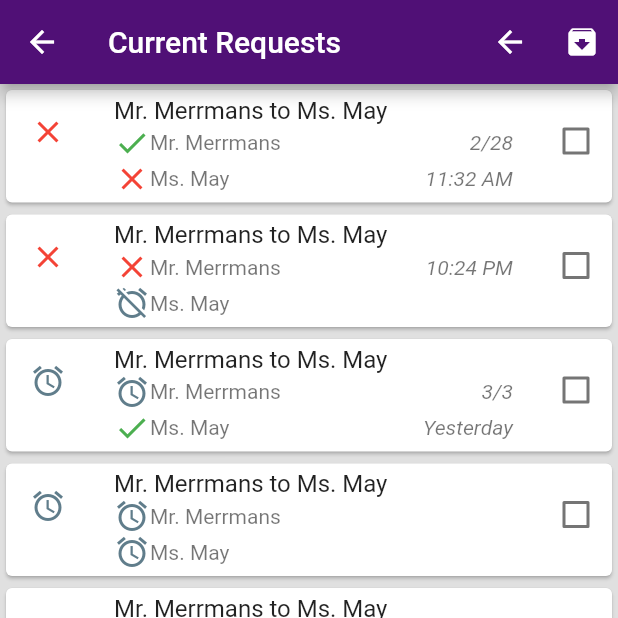
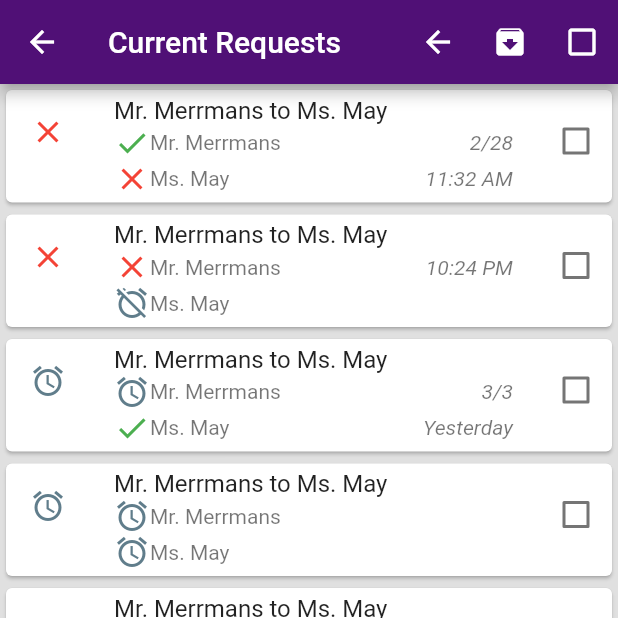
Before and after one commit to Minenash/Battlefield_FlexZone, a Flutter app: the STU_CurrentRequest screen opened by its route, after a tap on the "expand more" icon, after a tap on the "check box outline blank" icon, on a phone screen of 412 x 824 dp, the top half of it. Run offline on Flutter 3.47's test engine with Material 2 defaults, Android fonts, the phone set to English and light mode, and no system bars; our stand-ins replace flutter_svg; missing offline and left inert: flutter_keychain.

```diff
--- a/lib/Screens/Student/CurrentRequests.dart
+++ b/lib/Screens/Student/CurrentRequests.dart
@@ -16,30 +16,30 @@ class STU_CurrentRequest extends StatefulWidget {
 }
 
 class STU_CurrentRequestState extends State<STU_CurrentRequest> {
-//20 char Limit
-  List<Widget> listItems;
-  List<Widget> listItems2;
+  static STU_CurrentRequestState access;
+
+  //20 char Limit
+  List<Widget> listItems = [
+    createCard("Mr. Merrmans", "Ms. May", Responce.approved, Responce.denied, "No Comment", null, "2/28", "11:32 AM"),
+    createCard("Mr. Merrmans", "Ms. May", Responce.denied, Responce.waiting, "Ugg", "This can't happen", "10:24 PM", ""),
+    createCard("Mr. Merrmans", "Ms. May", Responce.waiting, Responce.approved, null, null, "3/3", "Yesterday"),
+    createCard("Mr. Merrmans", "Ms. May", Responce.waiting, Responce.waiting, null, null, "", ""),
+    createCard("Mr. Merrmans", "Ms. May", Responce.approved, Responce.approved, null, null, "10:24 AM", "11:32 PM"),
+  ];
+
+  List<RequestCardMS> listItems2 = [
+    RequestCardMS(0,"Mr. Merrmans", "Ms. May", Responce.approved, Responce.denied, "No Comment", null, "2/28", "11:32 AM"),
+    RequestCardMS(1,"Mr. Merrmans", "Ms. May", Responce.denied, Responce.waiting, "Ugg", "This can't happen", "10:24 PM", ""),
+    RequestCardMS(2,"Mr. Merrmans", "Ms. May", Responce.waiting, Responce.approved, null, null, "3/3", "Yesterday"),
+    RequestCardMS(3,"Mr. Merrmans", "Ms. May", Responce.waiting, Responce.waiting, null, null, "", ""),
+    RequestCardMS(4,"Mr. Merrmans", "Ms. May", Responce.approved, Responce.approved, null, null, "10:24 AM", "11:32 PM"),
+  ];
 
   bool ms_enabled = false;
 
   @override
   Widget build(BuildContext context) {
-
-    listItems = [
-      createCard("Mr. Merrmans", "Ms. May", Responce.approved, Responce.denied, "No Comment", null, "2/28", "11:32 AM"),
-      createCard("Mr. Merrmans", "Ms. May", Responce.denied, Responce.waiting, "Ugg", "This can't happen", "10:24 PM", ""),
-      createCard("Mr. Merrmans", "Ms. May", Responce.waiting, Responce.approved, null, null, "3/3", "Yesterday"),
-      createCard("Mr. Merrmans", "Ms. May", Responce.waiting, Responce.waiting, null, null, "", ""),
-      createCard("Mr. Merrmans", "Ms. May", Responce.approved, Responce.approved, null, null, "10:24 AM", "11:32 PM"),
-    ];
-
-    listItems2 = [
-      RequestCardMS("Mr. Merrmans", "Ms. May", Responce.approved, Responce.denied, "No Comment", null, "2/28", "11:32 AM"),
-      RequestCardMS("Mr. Merrmans", "Ms. May", Responce.denied, Responce.waiting, "Ugg", "This can't happen", "10:24 PM", ""),
-      RequestCardMS("Mr. Merrmans", "Ms. May", Responce.waiting, Responce.approved, null, null, "3/3", "Yesterday"),
-      RequestCardMS("Mr. Merrmans", "Ms. May", Responce.waiting, Responce.waiting, null, null, "", ""),
-      RequestCardMS("Mr. Merrmans", "Ms. May", Responce.approved, Responce.approved, null, null, "10:24 AM", "11:32 PM"),
-    ];
+    access = this;
 
     if (ms_enabled)
       return multiselect();
@@ -83,6 +83,43 @@ class STU_CurrentRequestState extends State<STU_CurrentRequest> {
     );
   }
 
+  void setMSAppBarCheckBoxSymbol() {
+    setState(() {
+      int numSeleceted = RequestCardMS.selected.length;
+
+      if (numSeleceted == 0)
+        mscheckboxicon = Icons.check_box_outline_blank;
+      else if (numSeleceted == listItems2.length)
+        mscheckboxicon = Icons.check_box;
+      else
+        mscheckboxicon = Icons.indeterminate_check_box;
+    });
+  }
+
+  IconData mscheckboxicon = Icons.check_box_outline_blank;
+
+  void onMSCheckBoxPress() {
+    RequestCardMSState.setAllSelected( mscheckboxicon != Icons.check_box );
+    setMSAppBarCheckBoxSymbol();
+  }
+
+  void msArchive() {
+    List<Widget> toremove = List();
+    List<Widget> toremove2 = List();
+    setState(() {
+      ms_enabled = false;
+      for (int index in RequestCardMS.selected) {
+        toremove.add(listItems[index]);
+        toremove2.add(listItems[index]);
+      }
+      for (Widget w in toremove)
+        listItems.remove(w);
+      for (Widget w in toremove2)
+        listItems2.remove(w);
+    });
+
+  }
+
   Widget multiselect() {
     return new Scaffold(
         appBar: AppBar(
@@ -91,8 +128,9 @@ class STU_CurrentRequestState extends State<STU_CurrentRequest> {
           actions: <Widget>[
             IconButton(icon: Icon(Icons.arrow_back), onPressed: () {setState(() {
               ms_enabled = false;
-            });}, tooltip: "CheckBox"),
-            IconButton(icon: Icon(Icons.archive), onPressed: () {}, tooltip: "CheckBox"),
+            });}, tooltip: "Exit MultiSelect"),
+            IconButton(icon: Icon(Icons.archive), onPressed: () {msArchive();}, tooltip: "Archive"),
+            IconButton(icon: Icon(mscheckboxicon), onPressed: () {onMSCheckBoxPress();}, tooltip: ""),
           ],
         ),
         floatingActionButtonLocation:
@@ -168,6 +206,7 @@ class STU_CurrentRequestState extends State<STU_CurrentRequest> {
   void archiveItem(index){
     setState((){
       listItems.removeAt(index);
+      listItems2.removeAt(index);
     });
   }
 
--- a/lib/Screens/Student/RequestCardMultiSelect.dart
+++ b/lib/Screens/Student/RequestCardMultiSelect.dart
@@ -1,12 +1,17 @@
 import 'package:flutter/material.dart';
 import 'RequestCard.dart';
+import 'CurrentRequests.dart';
+
 
 class RequestCardMS extends StatefulWidget {
 
+  static Set<int> selected = new Set();
+
   String teacher_1, teacher_2, reason_1, reason_2, time_1, time_2;
   Responce res_1, res_2;
+  int id;
 
-  RequestCardMS(this.teacher_1, this.teacher_2,
+  RequestCardMS(this.id, this.teacher_1, this.teacher_2,
                          this.res_1,     this.res_2,
                          this.reason_1,  this.reason_2,
                          this.time_1,    this.time_2, {Key key, this.title}) : super(key: key);
@@ -14,22 +19,35 @@ class RequestCardMS extends StatefulWidget {
   final String title;
 
   @override
-  RequestCardMSState createState() => RequestCardMSState(teacher_1, teacher_2, res_1, res_2, reason_1, reason_2, time_1, time_2);
+  RequestCardMSState createState() => RequestCardMSState(id, teacher_1, teacher_2, res_1, res_2, reason_1, reason_2, time_1, time_2);
+
 }
 
 class RequestCardMSState extends State<RequestCardMS> {
 
+  static List<RequestCardMSState> states = new List();
+
+
   String teacher_1, teacher_2, reason_1, reason_2, time_1, time_2;
   Responce res_1, res_2;
   bool cb_val = false;
+  int id;
 
-  RequestCardMSState(this.teacher_1, this.teacher_2,
+  RequestCardMSState(this.id, this.teacher_1, this.teacher_2,
                               this.res_1,     this.res_2,
                               this.reason_1,  this.reason_2,
                               this.time_1,    this.time_2);
 
   @override
+  void deactivate() {
+    states.remove(this);
+    super.deactivate();
+  }
+
+  @override
   Widget build(BuildContext context) {
+    states.add(this);
+
     Icon icon = getMainIcon(res_1, res_2);
     Icon icon_1, icon_2;
 
@@ -56,7 +74,14 @@ class RequestCardMSState extends State<RequestCardMS> {
                 alignment: Alignment.bottomRight,
                 padding: EdgeInsets.only(top: 10),
                 child: Checkbox(
-                  onChanged: (bool val) {print("hi"); setState(() {cb_val = val;});},
+                  onChanged: (bool val) { setState(() {
+                    cb_val = val;
+                    if (cb_val)
+                      RequestCardMS.selected.add(id);
+                    else
+                      RequestCardMS.selected.remove(id);
+                    STU_CurrentRequestState.access.setMSAppBarCheckBoxSymbol();
+                  });},
                   value: cb_val,
                 )
             )
@@ -69,4 +94,19 @@ class RequestCardMSState extends State<RequestCardMS> {
     return cb_val;
   }
 
+  void setSelected(bool val) {
+    setState(() {
+      cb_val = val;
+      if (cb_val)
+        RequestCardMS.selected.add(id);
+      else
+        RequestCardMS.selected.remove(id);
+    });
   }
+
+  static void setAllSelected(bool val) {
+    for (RequestCardMSState state in states)
+      state.setSelected(val);
+  }
+
+}
```
Lines whose indentation alone changed are shown as unchanged.
